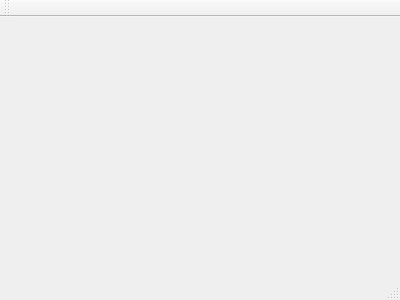
Old version of the form praktikum4/mainwindow.ui in the repository ahardstylec/EHMI.
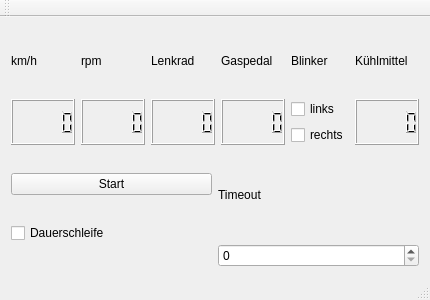
New version of the form.

Commit message: start praktikum 4

Patch:
```diff
--- a/praktikum4/mainwindow.ui
+++ b/praktikum4/mainwindow.ui
@@ -12,13 +12,152 @@
   <property name="windowTitle" >
    <string>MainWindow</string>
   </property>
-  <widget class="QMenuBar" name="menuBar" />
-  <widget class="QToolBar" name="mainToolBar" />
-  <widget class="QWidget" name="centralWidget" />
-  <widget class="QStatusBar" name="statusBar" />
+  <widget class="QWidget" name="centralWidget">
+   <layout class="QVBoxLayout" name="verticalLayout">
+    <item>
+     <layout class="QVBoxLayout" name="verticalLayout_2"/>
+    </item>
+    <item>
+     <layout class="QGridLayout" name="gridLayout">
+      <item row="1" column="1">
+       <widget class="QLCDNumber" name="lcdRpm"/>
+      </item>
+      <item row="1" column="0">
+       <widget class="QLCDNumber" name="lcdKmh"/>
+      </item>
+      <item row="1" column="3">
+       <widget class="QLCDNumber" name="lcdGaspedal"/>
+      </item>
+      <item row="1" column="2">
+       <widget class="QLCDNumber" name="lcdSteering"/>
+      </item>
+      <item row="0" column="1">
+       <widget class="QLabel" name="label_2">
+        <property name="text">
+         <string>rpm</string>
+        </property>
+       </widget>
+      </item>
+      <item row="0" column="3">
+       <widget class="QLabel" name="label_4">
+        <property name="text">
+         <string>Gaspedal</string>
+        </property>
+       </widget>
+      </item>
+      <item row="0" column="0">
+       <widget class="QLabel" name="label">
+        <property name="text">
+         <string>km/h</string>
+        </property>
+       </widget>
+      </item>
+      <item row="0" column="2">
+       <widget class="QLabel" name="label_3">
+        <property name="text">
+         <string>Lenkrad</string>
+        </property>
+       </widget>
+      </item>
+      <item row="0" column="4">
+       <widget class="QLabel" name="label_5">
+        <property name="text">
+         <string>Blinker</string>
+        </property>
+       </widget>
+      </item>
+      <item row="1" column="4">
+       <layout class="QVBoxLayout" name="verticalLayout_3">
+        <item>
+         <widget class="QCheckBox" name="checkBoxBlinkerLinks">
+          <property name="text">
+           <string>links</string>
+          </property>
+         </widget>
+        </item>
+        <item>
+         <widget class="QCheckBox" name="checkBoxBlinkerRechts">
+          <property name="text">
+           <string>rechts</string>
+          </property>
+         </widget>
+        </item>
+       </layout>
+      </item>
+      <item row="0" column="5">
+       <widget class="QLabel" name="label_6">
+        <property name="text">
+         <string>Kühlmittel</string>
+        </property>
+       </widget>
+      </item>
+      <item row="1" column="5">
+       <widget class="QLCDNumber" name="lcdTemperature"/>
+      </item>
+     </layout>
+    </item>
+    <item>
+     <layout class="QHBoxLayout" name="horizontalLayout">
+      <item>
+       <layout class="QVBoxLayout" name="verticalLayout_5">
+        <item>
+         <widget class="QPushButton" name="pushButton">
+          <property name="text">
+           <string>Start</string>
+          </property>
+          <property name="checkable">
+           <bool>true</bool>
+          </property>
+         </widget>
+        </item>
+        <item>
+         <widget class="QCheckBox" name="checkBox_3">
+          <property name="text">
+           <string>Dauerschleife</string>
+          </property>
+         </widget>
+        </item>
+       </layout>
+      </item>
+      <item>
+       <layout class="QVBoxLayout" name="verticalLayout_4">
+        <item>
+         <widget class="QLabel" name="label_7">
+          <property name="text">
+           <string>Timeout</string>
+          </property>
+         </widget>
+        </item>
+        <item>
+         <widget class="QSpinBox" name="spinBox"/>
+        </item>
+       </layout>
+      </item>
+     </layout>
+    </item>
+   </layout>
+  </widget>
+  <widget class="QMenuBar" name="menuBar">
+   <property name="geometry">
+    <rect>
+     <x>0</x>
+     <y>0</y>
+     <width>400</width>
+     <height>19</height>
+    </rect>
+   </property>
+  </widget>
+  <widget class="QToolBar" name="mainToolBar">
+   <attribute name="toolBarArea">
+    <enum>TopToolBarArea</enum>
+   </attribute>
+   <attribute name="toolBarBreak">
+    <bool>false</bool>
+   </attribute>
+  </widget>
+  <widget class="QStatusBar" name="statusBar"/>
  </widget>
- <layoutDefault spacing="6" margin="11" />
- <pixmapfunction></pixmapfunction>
+ <layoutdefault spacing="6" margin="11"/>
  <resources/>
  <connections/>
 </ui>
```
Left out of the diff: 7 changed lines with no effect on the pictures. The commit also changes 12 other files.
